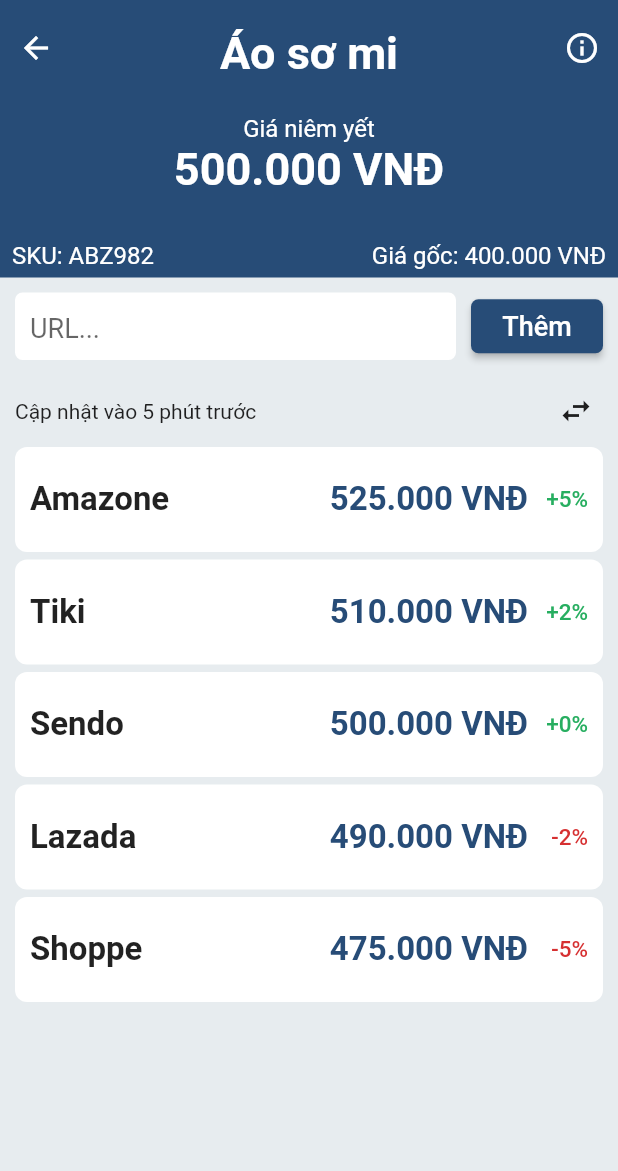
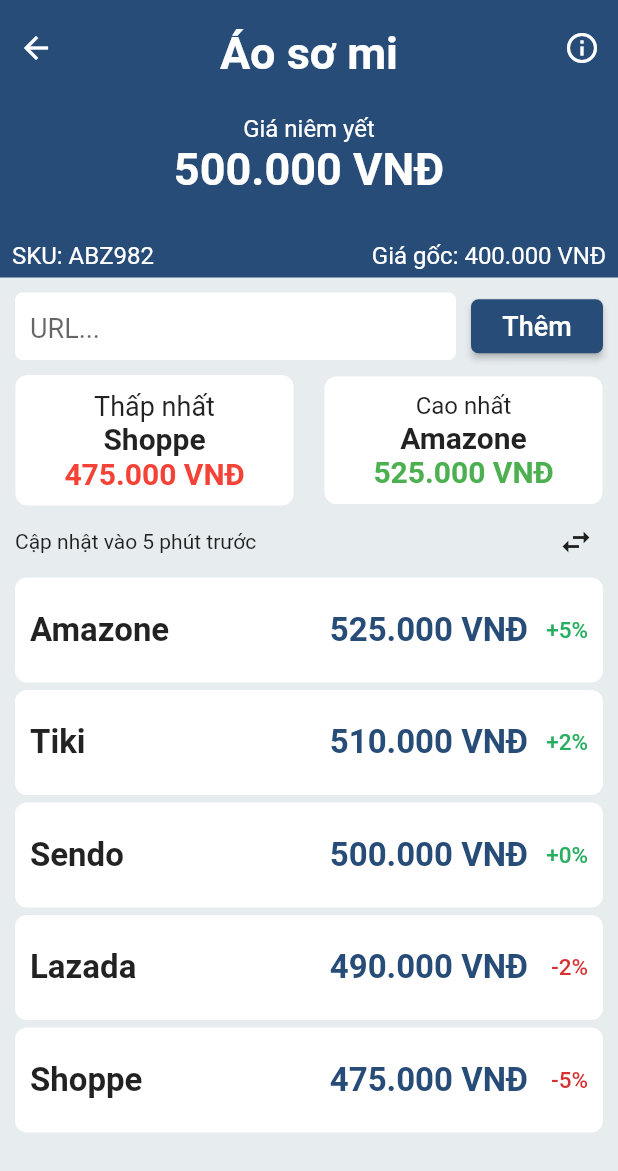
Before and after one commit to phian/PPrice_UI, a Flutter app: the GiaDoiThu screen opened directly, on a phone screen of 412 x 824 dp. Shown: the top 1171 px of the screen. Run offline on Flutter 3.47's test engine with Material 2 defaults, Android fonts, the phone set to English and light mode, and no system bars; drawn by our look-alikes of flutter_swipe_action_cell; our stand-ins replace charts_flutter, fl_chart, flutter_masked_text, flutter_money_formatter, page_transition; missing offline and left inert: autocomplete_textfield, custom_pop_up_menu; statements that could not run were skipped.

Commit message:
them thap nhat, cao nhat vao theo doi gia

```diff
--- a/lib/ui/gia_doi_thu.dart
+++ b/lib/ui/gia_doi_thu.dart
@@ -108,6 +108,73 @@ class _GiaDoiThuState extends State<GiaDoiThu> {
               ),
             ),
             Row(
+              mainAxisAlignment: MainAxisAlignment.spaceAround,
+              children: [
+                Container(
+                  decoration: BoxDecoration(
+                    borderRadius: BorderRadius.circular(8),
+                    color: Colors.white,
+                  ),
+                  padding: EdgeInsets.symmetric(vertical: 10),
+                  width: MediaQuery.of(context).size.width * 0.45,
+                  child: Column(
+                    mainAxisAlignment: MainAxisAlignment.center,
+                    children: [
+                      Text(
+                        'Thấp nhất',
+                        style: TextStyle(fontSize: 18),
+                      ),
+                      Text(
+                        'Shoppe',
+                        style: TextStyle(
+                          fontSize: 20,
+                          fontWeight: FontWeight.bold,
+                        ),
+                      ),
+                      Text(
+                        '475.000 VNĐ',
+                        style: TextStyle(
+                            color: Colors.red,
+                            fontSize: 20,
+                            fontWeight: FontWeight.bold),
+                      ),
+                    ],
+                  ),
+                ),
+                Container(
+                  decoration: BoxDecoration(
+                    borderRadius: BorderRadius.circular(8),
+                    color: Colors.white,
+                  ),
+                  padding: EdgeInsets.symmetric(vertical: 10),
+                  width: MediaQuery.of(context).size.width * 0.45,
+                  child: Column(
+                    mainAxisAlignment: MainAxisAlignment.center,
+                    children: [
+                      Text(
+                        'Cao nhất',
+                        style: TextStyle(fontSize: 16),
+                      ),
+                      Text(
+                        'Amazone',
+                        style: TextStyle(
+                          fontSize: 20,
+                          fontWeight: FontWeight.bold,
+                        ),
+                      ),
+                      Text(
+                        '525.000 VNĐ',
+                        style: TextStyle(
+                            color: Colors.green,
+                            fontSize: 20,
+                            fontWeight: FontWeight.bold),
+                      ),
+                    ],
+                  ),
+                )
+              ],
+            ),
+            Row(
               mainAxisAlignment: MainAxisAlignment.spaceBetween,
               children: [
                 Padding(
```
